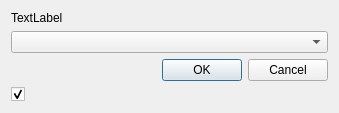
The window that Polyhedron/demo/Polyhedron/FileLoaderDialog.ui (CGAL/cgal) describes before a commit, drawn with Qt 5.
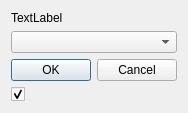
The same window after the commit.

What changed in the file:
```diff
--- a/Polyhedron/demo/Polyhedron/FileLoaderDialog.ui
+++ b/Polyhedron/demo/Polyhedron/FileLoaderDialog.ui
@@ -6,8 +6,8 @@
    <rect>
     <x>0</x>
     <y>0</y>
-    <width>339</width>
-    <height>105</height>
+    <width>382</width>
+    <height>112</height>
    </rect>
   </property>
   <property name="sizePolicy">
@@ -26,6 +26,9 @@
    <bool>false</bool>
   </property>
   <layout class="QVBoxLayout" name="verticalLayout">
+   <property name="sizeConstraint">
+    <enum>QLayout::SetFixedSize</enum>
+   </property>
    <item>
     <widget class="QLabel" name="label">
      <property name="sizePolicy">
```
